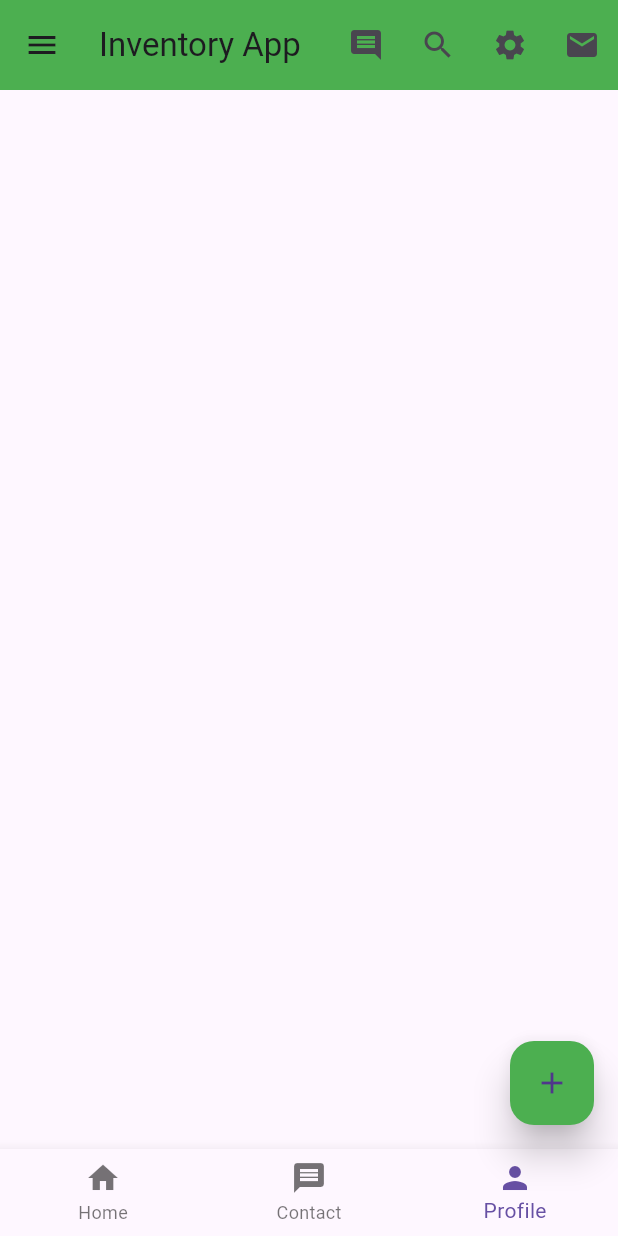
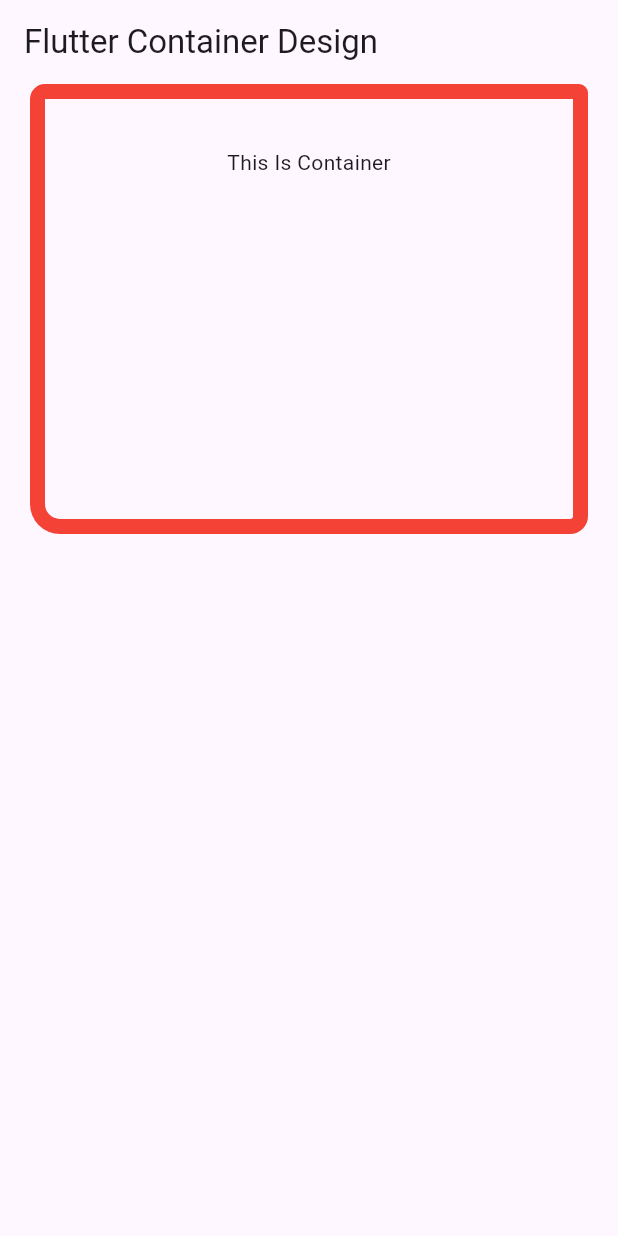
Before and after one commit to bongodevops/Flutter_Custom_Widgets, a Flutter app: the screen it shows after launch, on a phone screen of 412 x 824 dp. Run offline on Flutter 3.47's test engine with Material 3 defaults, Android fonts, the phone set to English and light mode, and no system bars.

Commit message:
Container

```diff
--- a/lib/main.dart
+++ b/lib/main.dart
@@ -1,7 +1,7 @@
 import 'package:flutter/material.dart';
 
-main() {
-  runApp(const MyApp()); // Application
+void main() {
+  runApp(const MyApp());
 }
 
 class MyApp extends StatelessWidget {
@@ -9,197 +9,60 @@ class MyApp extends StatelessWidget {
 
   @override
   Widget build(BuildContext context) {
-    return MaterialApp(
-      theme: ThemeData(primarySwatch: Colors.green),
-      darkTheme: ThemeData(primarySwatch: Colors.amber),
-      color: Colors.blue,
-      debugShowCheckedModeBanner: false,
-      home: const HomeActivity(),
+    return const MaterialApp(home: HomePage());
+  }
+}
+
+class HomePage extends StatefulWidget {
+  const HomePage({super.key});
+
+  @override
+  State<HomePage> createState() => _HomePageState();
+}
+
+class _HomePageState extends State<HomePage> {
+  @override
+  Widget build(BuildContext context) {
+    return Scaffold(
+      appBar: AppBar(title: const Text("Flutter Container Design")),
+      body: Container(
+        width: 400,
+        height: 300,
+        padding: const EdgeInsets.symmetric(horizontal: 20, vertical: 32),
+        //padding: const EdgeInsets.all(32),
+        // padding: const EdgeInsets.fromLTRB(32, 10, 32, 10),
+        // padding: EdgeInsets.zero,
+        // padding: const EdgeInsets.only(left: 0.0,top: 0.0,right: 0.0,bottom: 30),
+        /// Same to Padding
+        margin: const EdgeInsets.only(left: 20, right: 20),
+        //color: Colors.amber,
+
+        /// Other Option Available
+        alignment: Alignment.center,
+
+        decoration: BoxDecoration(
+          /// Other Option Available
+          // borderRadius: BorderRadius.circular(10),
+          borderRadius: const BorderRadius.only(
+            topLeft: Radius.circular(10),
+            topRight: Radius.circular(6),
+            bottomLeft: Radius.circular(20),
+            bottomRight: Radius.circular(12),
+          ),
+
+          /// Other Option Available
+          border: Border.all(
+            color: Colors.red,
+            width: 10,
+            //strokeAlign: 10.0,
+            style: BorderStyle.solid,
+          ),
+
+          /// if shape used than border radius disable
+          //shape: BoxShape.circle,
+        ),
+        child: const Column(children: [Text("This Is Container")]),
+      ),
     );
   }
 }
-
-class HomeActivity extends StatelessWidget {
-  const HomeActivity({super.key});
-
-  mySnackBar(message, context) {
-    return ScaffoldMessenger.of(
-      context,
-    ).showSnackBar(SnackBar(content: Text(message)));
-  }
-
-  @override
-  Widget build(BuildContext context) {
-    return Scaffold(
-      appBar: AppBar(
-        title: const Text("Inventory App"),
-        titleSpacing: 10,
-        toolbarHeight: 60,
-        toolbarOpacity: 1,
-        elevation: 0,
-        backgroundColor: Colors.green,
-        actions: [
-          IconButton(
-            onPressed: () {
-              mySnackBar("I am comments", context);
-            },
-            icon: Icon(Icons.comment),
-          ),
-          IconButton(
-            onPressed: () {
-              mySnackBar("I am search", context);
-            },
-            icon: Icon(Icons.search),
-          ),
-          IconButton(
-            onPressed: () {
-              mySnackBar("I am settings", context);
-            },
-            icon: Icon(Icons.settings),
-          ),
-          IconButton(
-            onPressed: () {
-              mySnackBar("I am email", context);
-            },
-            icon: Icon(Icons.email),
-          ),
-        ],
-      ),
-
-      floatingActionButton: FloatingActionButton(
-        elevation: 10,
-        backgroundColor: Colors.green,
-        onPressed: () {
-          mySnackBar("I am floating action button", context);
-        },
-        child: const Icon(Icons.add),
-      ),
-
-      bottomNavigationBar: BottomNavigationBar(
-        currentIndex: 2,
-        items: const [
-          BottomNavigationBarItem(icon: Icon(Icons.home), label: "Home"),
-          BottomNavigationBarItem(icon: Icon(Icons.message), label: "Contact"),
-          BottomNavigationBarItem(icon: Icon(Icons.person), label: "Profile"),
-        ],
-        onTap: (int index) {
-          if (index == 0) {
-            mySnackBar("I am home bottom menu", context);
-          }
-          if (index == 1) {
-            mySnackBar("I am contact bottom menu", context);
-          }
-          if (index == 2) {
-            mySnackBar("I am profile bottom menu", context);
-          }
-        },
-      ),
-
-      drawer: Drawer(
-        child: ListView(
-          children: [
-            DrawerHeader(
-              padding: const EdgeInsets.all(0),
-              child: UserAccountsDrawerHeader(
-                decoration: const BoxDecoration(color: Colors.white),
-                accountName: const Text(
-                  "Hafiz Rahman",
-                  style: TextStyle(color: Colors.black),
-                ),
-                accountEmail: const Text(
-                  "info@hafiz.com",
-                  style: TextStyle(color: Colors.black),
-                ),
-                currentAccountPicture: Image.network(
-                  "https://avatars.githubusercontent.com/u/80614973?v=4",
-                ),
-                onDetailsPressed: () {
-                  mySnackBar("This is profile", context);
-                },
-              ),
-            ),
-
-            ListTile(
-              iconColor: Colors.orange,
-              textColor: Colors.indigo,
-              leading: const Icon(Icons.home),
-              title: const Text("Home"),
-              onTap: () {
-                mySnackBar("I am home", context);
-              },
-            ),
-            ListTile(
-              selected: true,
-              selectedTileColor: Colors.yellow,
-              selectedColor: Colors.red,
-              leading: const Icon(Icons.email),
-              title: const Text("Email"),
-              onTap: () {
-                mySnackBar("I am email", context);
-              },
-            ),
-            ListTile(
-              titleTextStyle: TextStyle(color: Colors.red, fontSize: 20),
-              leading: const Icon(Icons.phone),
-              title: const Text("Phone"),
-              onTap: () {
-                mySnackBar("I am phone", context);
-              },
-            ),
-          ],
-        ),
-      ),
-
-      /*
-      endDrawer: Drawer(
-        child: ListView(
-          children: [
-            DrawerHeader(
-              padding: const EdgeInsets.all(0),
-              child: UserAccountsDrawerHeader(
-                decoration: const BoxDecoration(color: Colors.white),
-                accountName: const Text(
-                  "Hafiz Rahman",
-                  style: TextStyle(color: Colors.black),
-                ),
-                accountEmail: const Text(
-                  "info@hafiz.com",
-                  style: TextStyle(color: Colors.black),
-                ),
-                currentAccountPicture: Image.network(
-                  "https://avatars.githubusercontent.com/u/80614973?v=4",
-                ),
-                onDetailsPressed: () {
-                  MySnackBar("This is profile", context);
-                },
-              ),
-            ),
-            ListTile(
-              leading: const Icon(Icons.home),
-              title: const Text("Home"),
-              onTap: () {
-                MySnackBar("I am home", context);
-              },
-            ),
-            ListTile(
-              leading: const Icon(Icons.email),
-              title: const Text("Email"),
-              onTap: () {
-                MySnackBar("I am email", context);
-              },
-            ),
-            ListTile(
-              leading: const Icon(Icons.phone),
-              title: const Text("Phone"),
-              onTap: () {
-                MySnackBar("I am phone", context);
-              },
-            ),
-          ],
-        ),
-      ),
-
-       */
-    );
-  }
-}
```
